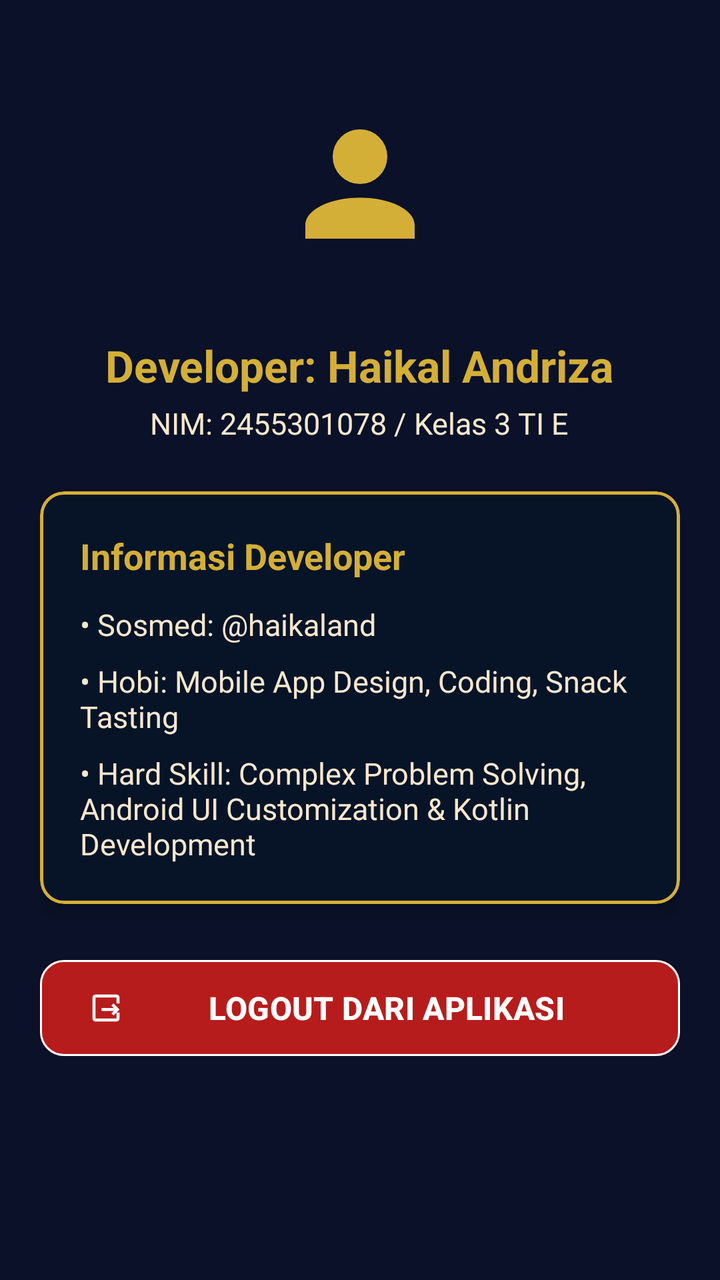
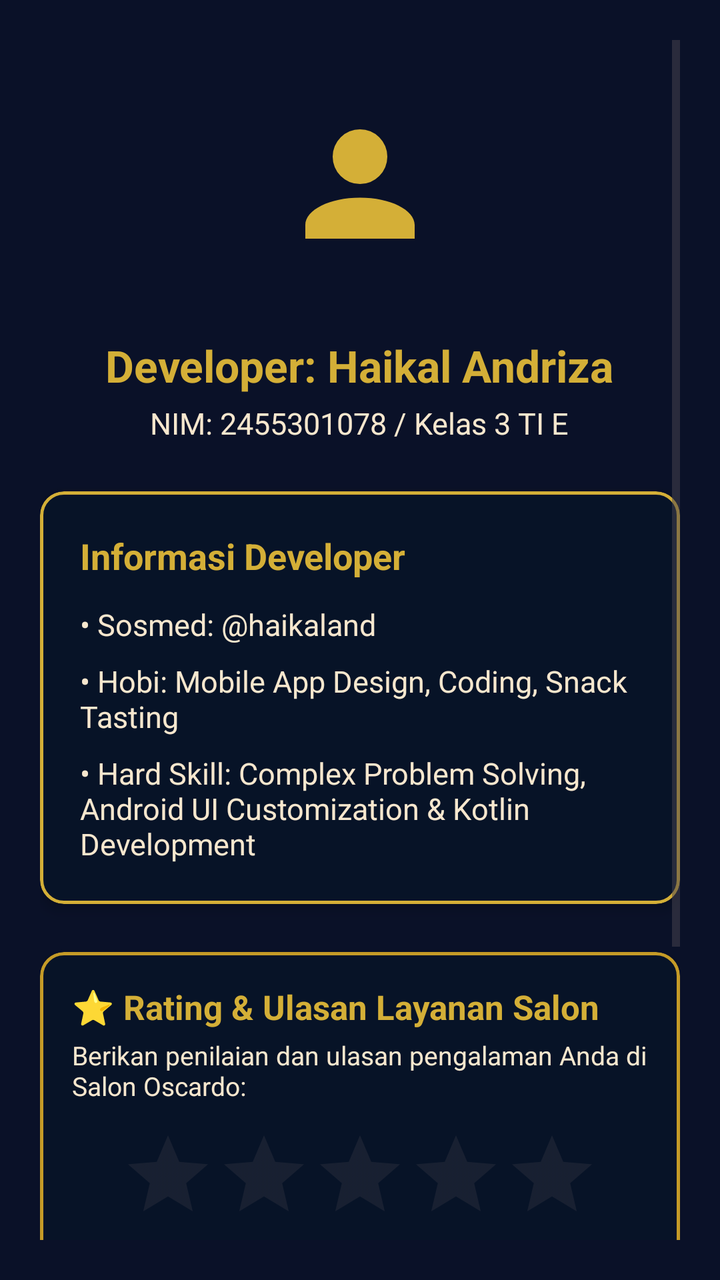

Compare the two renders of this Android layout. The source of the first and the diff that turns it into the second are given below.
<!-- AndroidManifest.xml: application theme Theme.HIKChitato -->
<!-- res/layout/fragment_profile.xml -->
<?xml version="1.0" encoding="utf-8"?>
<ScrollView xmlns:android="http://schemas.android.com/apk/res/android"
    xmlns:app="http://schemas.android.com/apk/res-auto"
    android:layout_width="match_parent"
    android:layout_height="match_parent"
    android:background="@color/oscardo_navy_dark"
    android:padding="20dp">

    <LinearLayout
        android:layout_width="match_parent"
        android:layout_height="wrap_content"
        android:gravity="center_horizontal"
        android:orientation="vertical">

        
        <FrameLayout
            android:layout_width="120dp"
            android:layout_height="120dp"
            android:layout_marginTop="12dp"
            android:background="@drawable/ic_home"
            android:backgroundTint="@color/oscardo_gold_primary"
            android:padding="3dp">

            <ImageView
                android:layout_width="match_parent"
                android:layout_height="match_parent"
                android:background="@color/oscardo_navy_dark"
                android:contentDescription="@string/dev_name"
                android:padding="16dp"
                android:src="@drawable/ic_profile"
                app:tint="@color/oscardo_gold_bright" />
        </FrameLayout>

        <TextView
            android:id="@+id/tv_profile_name"
            android:layout_width="wrap_content"
            android:layout_height="wrap_content"
            android:layout_marginTop="16dp"
            android:text="@string/dev_name"
            android:textColor="@color/oscardo_gold_bright"
            android:textSize="22sp"
            android:textStyle="bold" />

        <TextView
            android:id="@+id/tv_profile_nim"
            android:layout_width="wrap_content"
            android:layout_height="wrap_content"
            android:layout_marginTop="4dp"
            android:text="@string/dev_nim"
            android:textColor="@color/oscardo_gold_light"
            android:textSize="15sp" />

        
        <com.google.android.material.card.MaterialCardView
            android:layout_width="match_parent"
            android:layout_height="wrap_content"
            android:layout_marginTop="24dp"
            android:layout_marginBottom="24dp"
            app:cardBackgroundColor="@color/oscardo_navy_card"
            app:cardCornerRadius="12dp"
            app:cardElevation="4dp"
            app:strokeColor="@color/oscardo_stroke"
            app:strokeWidth="1.5dp">

            <LinearLayout
                android:layout_width="match_parent"
                android:layout_height="wrap_content"
                android:orientation="vertical"
                android:padding="20dp">

                <TextView
                    android:layout_width="wrap_content"
                    android:layout_height="wrap_content"
                    android:text="Informasi Developer"
                    android:textColor="@color/oscardo_gold_bright"
                    android:textSize="18sp"
                    android:textStyle="bold" />

                <TextView
                    android:id="@+id/tv_profile_sosmed"
                    android:layout_width="wrap_content"
                    android:layout_height="wrap_content"
                    android:layout_marginTop="12dp"
                    android:text="@string/dev_sosmed"
                    android:textColor="@color/oscardo_gold_light"
                    android:textSize="15sp" />

                <TextView
                    android:id="@+id/tv_profile_hobbies"
                    android:layout_width="wrap_content"
                    android:layout_height="wrap_content"
                    android:layout_marginTop="8dp"
                    android:text="@string/dev_hobbies"
                    android:textColor="@color/oscardo_gold_light"
                    android:textSize="15sp" />

                <TextView
                    android:id="@+id/tv_profile_hard_skill"
                    android:layout_width="wrap_content"
                    android:layout_height="wrap_content"
                    android:layout_marginTop="8dp"
                    android:text="@string/dev_hard_skill"
                    android:textColor="@color/oscardo_gold_light"
                    android:textSize="15sp" />

            </LinearLayout>
        </com.google.android.material.card.MaterialCardView>

        
        <com.google.android.material.button.MaterialButton
            android:id="@+id/btn_logout"
            android:layout_width="match_parent"
            android:layout_height="56dp"
            android:backgroundTint="@color/oscardo_red_logout"
            android:text="LOGOUT DARI APLIKASI"
            android:textColor="@color/white"
            android:textSize="16sp"
            android:textStyle="bold"
            app:cornerRadius="12dp"
            app:icon="@drawable/ic_logout"
            app:iconTint="@color/white"
            app:strokeColor="@color/white"
            app:strokeWidth="1dp" />

    </LinearLayout>
</ScrollView>
<!-- resources referenced by this layout -->
<resources>
  <color name="oscardo_gold_bright">#D4AF37</color>
  <color name="oscardo_gold_light">#F7E7CE</color>
  <color name="oscardo_gold_primary">#C59B27</color>
  <color name="oscardo_navy_card">#071327</color>
  <color name="oscardo_navy_dark">#0A1128</color>
  <color name="oscardo_red_logout">#B71C1C</color>
  <color name="oscardo_stroke">#D4AF37</color>
  <color name="white">#FFFFFFFF</color>
  <!-- drawable ic_home (drawable) -->
  <vector xmlns:android="http://schemas.android.com/apk/res/android"
      android:width="24dp"
      android:height="24dp"
      android:viewportWidth="24"
      android:viewportHeight="24">
      <path
          android:fillColor="#D4AF37"
          android:pathData="M10,20V14H14V20H19V12H22L12,3L2,12H5V20H10Z" />
  </vector>
  <!-- drawable ic_logout (drawable) -->
  <vector xmlns:android="http://schemas.android.com/apk/res/android"
      android:width="24dp"
      android:height="24dp"
      android:viewportWidth="24"
      android:viewportHeight="24">
      <path
          android:fillColor="#FFFFFFFF"
          android:pathData="M17,17L15.59,15.59L17.17,14H9V12H17.17L15.59,10.41L17,9L21,13L17,17M19,3H5C3.89,3 3,3.89 3,5V19A2,2 0 0,0 5,21H19A2,2 0 0,0 21,19V15H19V19H5V5H19V9H21V5A2,2 0 0,0 19,3Z" />
  </vector>
  <!-- drawable ic_profile (drawable) -->
  <vector xmlns:android="http://schemas.android.com/apk/res/android"
      android:width="24dp"
      android:height="24dp"
      android:viewportWidth="24"
      android:viewportHeight="24">
      <path
          android:fillColor="#D4AF37"
          android:pathData="M12,4A4,4 0 0,1 16,8A4,4 0 0,1 12,12A4,4 0 0,1 8,8A4,4 0 0,1 12,4M12,14C16.42,14 20,15.79 20,18V20H4V18C4,15.79 7.58,14 12,14Z" />
  </vector>
  <string name="dev_hard_skill">• Hard Skill: Complex Problem Solving, Android UI Customization &amp; Kotlin Development</string>
  <string name="dev_hobbies">• Hobi: Mobile App Design, Coding, Snack Tasting</string>
  <string name="dev_name">Developer: Haikal Andriza</string>
  <string name="dev_nim">NIM: 2455301078 / Kelas 3 TI E</string>
  <string name="dev_sosmed">• Sosmed: @haikaland</string>
  <style name="Theme.HIKChitato" parent="Base.Theme.HIKChitato" />
  <style name="Base.Theme.HIKChitato" parent="Theme.Material3.DayNight.NoActionBar">
          
          <item name="colorPrimary">@color/oscardo_navy_dark</item>
          <item name="colorOnPrimary">@color/oscardo_gold_bright</item>
          <item name="colorPrimaryContainer">@color/oscardo_navy_medium</item>
          <item name="colorOnPrimaryContainer">@color/oscardo_gold_light</item>
  
          
          <item name="colorSecondary">@color/oscardo_gold_bright</item>
          <item name="colorOnSecondary">@color/oscardo_navy_dark</item>
  
          
          <item name="android:windowBackground">@color/oscardo_cream_bg</item>
  
          
          <item name="toolbarStyle">@style/Widget.Oscardo.Toolbar</item>
      </style>
  <color name="oscardo_navy_medium">#0F1C2E</color>
  <color name="oscardo_cream_bg">#F7F4EB</color>
  <style name="Widget.Oscardo.Toolbar" parent="Widget.Material3.Toolbar">
          <item name="titleTextColor">@color/oscardo_gold_bright</item>
          <item name="subtitleTextColor">@color/oscardo_gold_light</item>
          <item name="background">@color/oscardo_navy_dark</item>
      </style>
</resources>

<!-- the commit's change to res/layout/fragment_profile.xml (unified diff, before → after) -->
@@ -102,6 +102,115 @@
                     android:text="@string/dev_hard_skill"
                     android:textColor="@color/oscardo_gold_light"
                     android:textSize="15sp" />
+
+            </LinearLayout>
+        </com.google.android.material.card.MaterialCardView>
+
+        
+        <com.google.android.material.card.MaterialCardView
+            android:layout_width="match_parent"
+            android:layout_height="wrap_content"
+            android:layout_marginBottom="24dp"
+            app:cardBackgroundColor="@color/oscardo_navy_card"
+            app:cardCornerRadius="12dp"
+            app:cardElevation="4dp"
+            app:strokeColor="@color/oscardo_gold_primary"
+            app:strokeWidth="1.5dp">
+
+            <LinearLayout
+                android:layout_width="match_parent"
+                android:layout_height="wrap_content"
+                android:orientation="vertical"
+                android:padding="16dp">
+
+                <TextView
+                    android:layout_width="wrap_content"
+                    android:layout_height="wrap_content"
+                    android:text="⭐ Rating &amp; Ulasan Layanan Salon"
+                    android:textColor="@color/oscardo_gold_bright"
+                    android:textSize="17sp"
+                    android:textStyle="bold" />
+
+                <TextView
+                    android:layout_width="wrap_content"
+                    android:layout_height="wrap_content"
+                    android:layout_marginTop="4dp"
+                    android:text="Berikan penilaian dan ulasan pengalaman Anda di Salon Oscardo:"
+                    android:textColor="@color/oscardo_gold_light"
+                    android:textSize="13sp" />
+
+                <RatingBar
+                    android:id="@+id/rating_bar_salon"
+                    style="?android:attr/ratingBarStyle"
+                    android:layout_width="wrap_content"
+                    android:layout_height="wrap_content"
+                    android:layout_gravity="center_horizontal"
+                    android:layout_marginTop="12dp"
+                    android:isIndicator="false"
+                    android:numStars="5"
+                    android:progressTint="@color/oscardo_gold_primary"
+                    android:secondaryProgressTint="@color/oscardo_gold_light"
+                    android:stepSize="1.0" />
+
+                <com.google.android.material.textfield.TextInputLayout
+                    android:layout_width="match_parent"
+                    android:layout_height="wrap_content"
+                    android:layout_marginTop="12dp"
+                    app:boxBackgroundColor="@color/oscardo_navy_dark"
+                    app:boxStrokeColor="@color/oscardo_gold_primary"
+                    app:hintTextColor="@color/oscardo_gold_light">
+
+                    <com.google.android.material.textfield.TextInputEditText
+                        android:id="@+id/edt_rating_review"
+                        android:layout_width="match_parent"
+                        android:layout_height="wrap_content"
+                        android:hint="Tulis ulasan Anda (contoh: Pelayanan rapi dan ramah)..."
+                        android:inputType="textMultiLine"
+                        android:maxLines="3"
+                        android:textColor="@color/white"
+                        android:textSize="14sp" />
+                </com.google.android.material.textfield.TextInputLayout>
+
+                <com.google.android.material.button.MaterialButton
+                    android:id="@+id/btn_submit_rating"
+                    android:layout_width="match_parent"
+                    android:layout_height="48dp"
+                    android:layout_marginTop="12dp"
+                    android:backgroundTint="@color/oscardo_gold_primary"
+                    android:text="Kirim Rating &amp; Ulasan"
+                    android:textColor="@color/oscardo_navy_dark"
+                    android:textStyle="bold"
+                    app:cornerRadius="8dp" />
+
+                
+                <LinearLayout
+                    android:id="@+id/layout_saved_review"
+                    android:layout_width="match_parent"
+                    android:layout_height="wrap_content"
+                    android:layout_marginTop="16dp"
+                    android:background="#1F293D"
+                    android:orientation="vertical"
+                    android:padding="12dp"
+                    android:visibility="gone">
+
+                    <TextView
+                        android:id="@+id/tv_saved_rating_score"
+                        android:layout_width="wrap_content"
+                        android:layout_height="wrap_content"
+                        android:text="Rating Anda: ⭐ 5.0 / 5.0"
+                        android:textColor="@color/oscardo_gold_bright"
+                        android:textSize="14sp"
+                        android:textStyle="bold" />
+
+                    <TextView
+                        android:id="@+id/tv_saved_review_text"
+                        android:layout_width="wrap_content"
+                        android:layout_height="wrap_content"
+                        android:layout_marginTop="4dp"
+                        android:text="Ulasan: Pelayanan potong rambut sangat memuaskan!"
+                        android:textColor="@color/oscardo_gold_light"
+                        android:textSize="13sp" />
+                </LinearLayout>
 
             </LinearLayout>
         </com.google.android.material.card.MaterialCardView>
